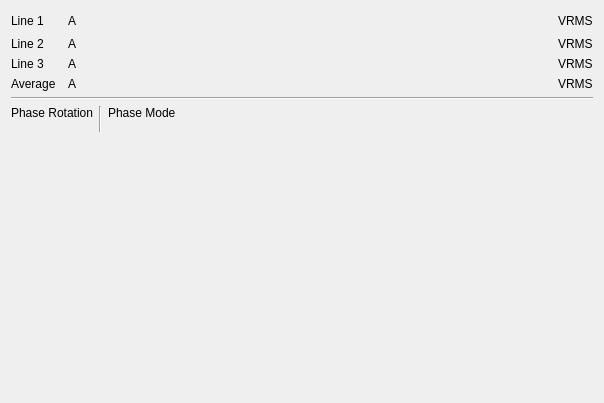
Above: example_hmi_ac_lines.ui from epcpower/st before the change. Below: the same form after it.
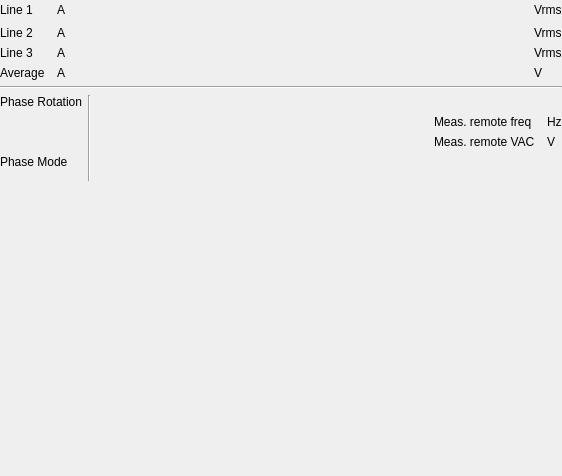
That is the form after the change. Custom widgets are drawn as their Qt base class.

Diff of the .ui file:
```diff
--- a/example_hmi_ac_lines.ui
+++ b/example_hmi_ac_lines.ui
@@ -6,8 +6,8 @@
    <rect>
     <x>0</x>
     <y>0</y>
-    <width>604</width>
-    <height>403</height>
+    <width>562</width>
+    <height>476</height>
    </rect>
   </property>
   <property name="windowTitle">
@@ -20,19 +20,31 @@
    <bool>true</bool>
   </property>
   <layout class="QVBoxLayout" name="verticalLayout">
+   <property name="leftMargin">
+    <number>0</number>
+   </property>
+   <property name="topMargin">
+    <number>0</number>
+   </property>
+   <property name="rightMargin">
+    <number>0</number>
+   </property>
+   <property name="bottomMargin">
+    <number>0</number>
+   </property>
    <item>
     <layout class="QGridLayout" name="gridLayout">
      <item row="2" column="5">
       <widget class="QLabel" name="label_33">
        <property name="text">
-        <string>VRMS</string>
+        <string>Vrms</string>
        </property>
       </widget>
      </item>
      <item row="3" column="5">
       <widget class="QLabel" name="label_34">
        <property name="text">
-        <string>VRMS</string>
+        <string>Vrms</string>
        </property>
       </widget>
      </item>
@@ -155,7 +167,7 @@
      <item row="4" column="5">
       <widget class="QLabel" name="label_35">
        <property name="text">
-        <string>VRMS</string>
+        <string>V</string>
        </property>
       </widget>
      </item>
@@ -221,7 +233,7 @@
      <item row="1" column="5">
       <widget class="QLabel" name="label_32">
        <property name="text">
-        <string>VRMS</string>
+        <string>Vrms</string>
        </property>
       </widget>
      </item>
@@ -282,15 +294,22 @@
    </item>
    <item>
     <layout class="QGridLayout" name="gridLayout_11" columnstretch="0,0,0,0,0,0,0,0">
-     <item row="0" column="3" rowspan="3">
+     <item row="0" column="3" rowspan="6">
       <widget class="Line" name="line">
        <property name="orientation">
         <enum>Qt::Vertical</enum>
        </property>
       </widget>
      </item>
-     <item row="0" column="4" colspan="3">
-      <widget class="QLabel" name="label_7">
+     <item row="1" column="7">
+      <widget class="QLabel" name="label_28">
+       <property name="text">
+        <string>Hz</string>
+       </property>
+      </widget>
+     </item>
+     <item row="3" column="0" colspan="3">
+      <widget class="QLabel" name="label_8">
        <property name="text">
         <string>Phase Mode</string>
        </property>
@@ -440,7 +459,33 @@
        </property>
       </widget>
      </item>
-     <item row="0" column="7">
+     <item row="1" column="6">
+      <widget class="CompactEpc" name="compactepc_33">
+       <property name="frame" stdset="0">
+        <string>StatusAcRemoteParameters</string>
+       </property>
+       <property name="signal" stdset="0">
+        <string>FrequencyRemote_measured</string>
+       </property>
+       <property name="label_override" stdset="0">
+        <string/>
+       </property>
+       <property name="label_visible" stdset="0">
+        <bool>false</bool>
+       </property>
+       <property name="units_visible" stdset="0">
+        <bool>false</bool>
+       </property>
+      </widget>
+     </item>
+     <item row="1" column="5">
+      <widget class="QLabel" name="label_21">
+       <property name="text">
+        <string>Meas. remote freq</string>
+       </property>
+      </widget>
+     </item>
+     <item row="1" column="4">
       <spacer name="horizontalSpacer_3">
        <property name="orientation">
         <enum>Qt::Horizontal</enum>
@@ -453,8 +498,41 @@
        </property>
       </spacer>
      </item>
-     <item row="1" column="1">
-      <widget class="Led" name="led_45">
+     <item row="2" column="5">
+      <widget class="QLabel" name="label_22">
+       <property name="text">
+        <string>Meas. remote VAC</string>
+       </property>
+      </widget>
+     </item>
+     <item row="2" column="7">
+      <widget class="QLabel" name="label_29">
+       <property name="text">
+        <string>V</string>
+       </property>
+      </widget>
+     </item>
+     <item row="2" column="6">
+      <widget class="CompactEpc" name="compactepc_34">
+       <property name="frame" stdset="0">
+        <string>StatusAcRemoteParameters</string>
+       </property>
+       <property name="signal" stdset="0">
+        <string>VoltageAcRemote_measured</string>
+       </property>
+       <property name="label_override" stdset="0">
+        <string/>
+       </property>
+       <property name="label_visible" stdset="0">
+        <bool>false</bool>
+       </property>
+       <property name="units_visible" stdset="0">
+        <bool>false</bool>
+       </property>
+      </widget>
+     </item>
+     <item row="3" column="5" colspan="3">
+      <widget class="Led" name="led_26">
        <property name="sizePolicy">
         <sizepolicy hsizetype="Fixed" vsizetype="Fixed">
          <horstretch>0</horstretch>
@@ -496,6 +574,12 @@
   </layout>
  </widget>
  <customwidgets>
+  <customwidget>
+   <class>EpcForm</class>
+   <extends>QWidget</extends>
+   <header>epyq.form</header>
+   <container>1</container>
+  </customwidget>
   <customwidget>
    <class>CompactEpc</class>
    <extends>Epc</extends>
@@ -506,12 +590,6 @@
    <extends>QWidget</extends>
    <header>epyq.widgets.epc</header>
   </customwidget>
-  <customwidget>
-   <class>EpcForm</class>
-   <extends>QWidget</extends>
-   <header>epyq.form</header>
-   <container>1</container>
-  </customwidget>
   <customwidget>
    <class>Led</class>
    <extends>QWidget</extends>
```
Left out of the diff: 216 changed lines with no effect on the pictures.
